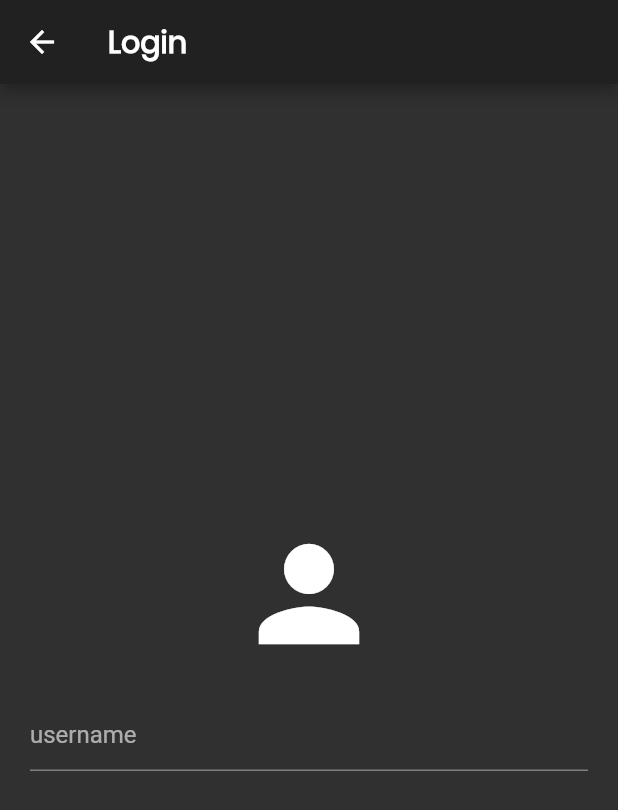
After one commit to ryanhossain9797/mygameslist_flutter, a Flutter app: the LoginScreen screen opened directly, on a phone screen of 412 x 824 dp. The commit adds this screen. Shown: the top 810 px of the screen. Run offline on Flutter 3.47's test engine with Material 2 defaults, Android fonts, the phone set to English and light mode, and no system bars; our stand-ins replace flutter_bloc, getflutter, page_transition; network calls fail.

Commit message:
Implement dummy login screen

```diff
--- a/lib/views/home_screen.dart
+++ b/lib/views/home_screen.dart
@@ -5,6 +5,7 @@ import 'package:mygameslist_flutter/blocs/list_bloc.dart';
 import 'package:mygameslist_flutter/components/article_widget.dart';
 import 'package:mygameslist_flutter/models/wiki_model.dart';
 import 'package:mygameslist_flutter/views/details_screen.dart';
+import 'package:mygameslist_flutter/views/login_screen.dart';
 import 'package:page_transition/page_transition.dart';
 
 class MyHomePage extends StatefulWidget {
@@ -46,8 +47,17 @@ class _MyHomePageState extends State<MyHomePage> with TickerProviderStateMixin {
                       actions: <Widget>[
                         Padding(
                           padding: const EdgeInsets.all(8.0),
-                          child: CircleAvatar(
-                            child: Icon(Icons.person),
+                          child: GestureDetector(
+                            onTap: () => Navigator.push(
+                              context,
+                              PageTransition(
+                                type: PageTransitionType.fade,
+                                child: LoginScreen(),
+                              ),
+                            ),
+                            child: CircleAvatar(
+                              child: Icon(Icons.person),
+                            ),
                           ),
                         ),
                       ],
--- /dev/null
+++ b/lib/views/login_screen.dart
@@ -0,0 +1,40 @@
+import 'package:flutter/material.dart';
+
+class LoginScreen extends StatefulWidget {
+  @override
+  _LoginScreenState createState() => _LoginScreenState();
+}
+
+class _LoginScreenState extends State<LoginScreen> {
+  @override
+  Widget build(BuildContext context) {
+    return Scaffold(
+      appBar: AppBar(
+        title: Text(
+          "Login",
+          style: TextStyle(
+            fontFamily: 'Poppins',
+            fontWeight: FontWeight.bold,
+          ),
+        ),
+      ),
+      body: Column(
+        mainAxisAlignment: MainAxisAlignment.center,
+        children: <Widget>[
+          Icon(
+            Icons.person,
+            size: 100,
+          ),
+          Padding(
+            padding: const EdgeInsets.all(20.0),
+            child: TextField(
+              decoration: InputDecoration(
+                hintText: "username",
+              ),
+            ),
+          )
+        ],
+      ),
+    );
+  }
+}
```
